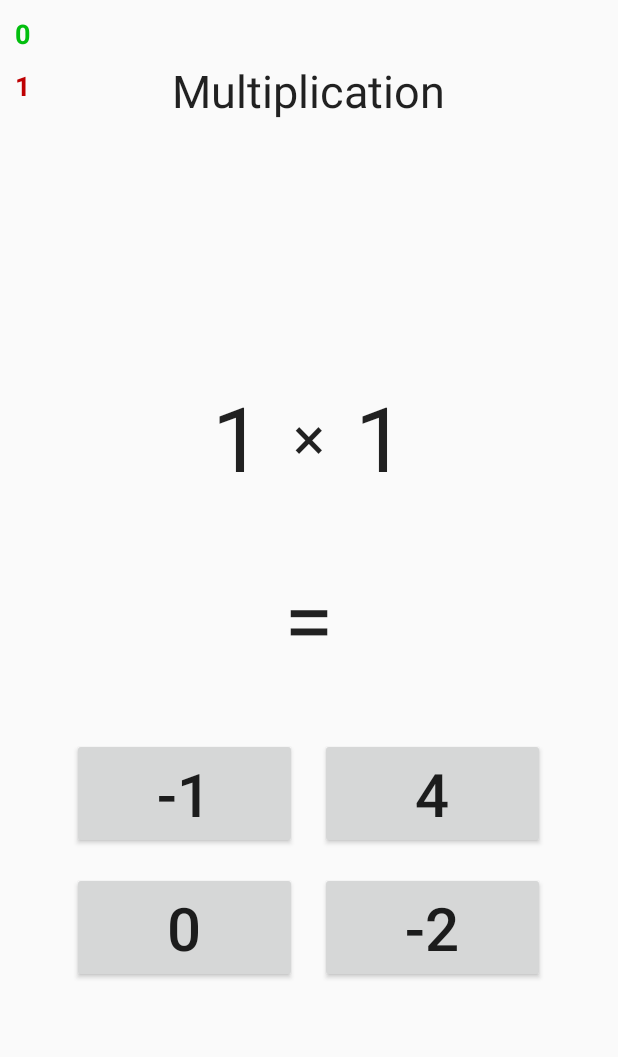
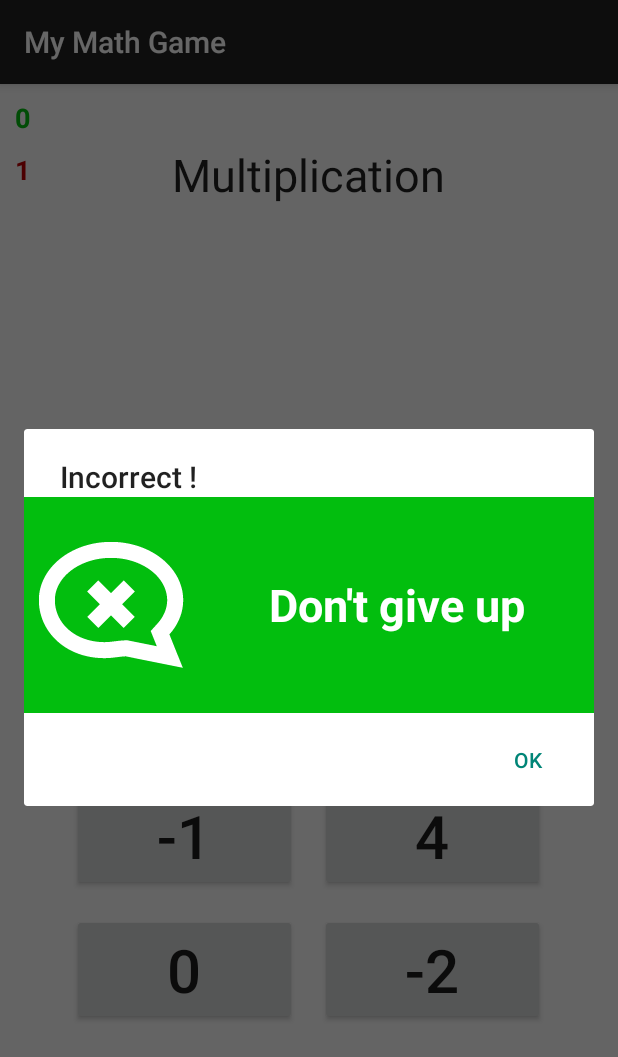
Before and after one commit to LukaszGrela/MyMathGame, an Android app: the GameActivity screen opened directly, with no data from a screen before it, after a tap on "-2", on a phone screen of 412 x 824 dp. Shown: the top 1057 px of the screen. Run offline under Robolectric (Android 15) with nearby library versions, the phone set to English and light mode, and no system bars; 2 statements that could not run were skipped.

Commit message:
Work in progress new answer indicator dialog fragment - new icons, strings, colours, layout etc.

```diff
--- a/app/src/main/java/com/greladesign/examples/games/mymathgame/GameActivity.java
+++ b/app/src/main/java/com/greladesign/examples/games/mymathgame/GameActivity.java
@@ -1,14 +1,15 @@
 package com.greladesign.examples.games.mymathgame;
 
-import android.app.Activity;
 import android.content.Intent;
 import android.os.Bundle;
+import android.support.v4.app.DialogFragment;
+import android.support.v7.app.AppCompatActivity;
 import android.util.Log;
 import android.view.View;
 import android.widget.Button;
 import android.widget.TextView;
-import android.widget.Toast;
 
+import com.greladesign.examples.games.mymathgame.game.AnswerIndicator;
 import com.greladesign.examples.games.mymathgame.game.Operation;
 
 import java.util.ArrayList;
@@ -21,7 +22,7 @@ import java.util.Random;
 /**
  * Created by Łukasz 'Severiaan' Grela on 2015-06-22.
  */
-public class GameActivity extends Activity {
+public class GameActivity extends AppCompatActivity {
     //Done - add/fix range handling for each game
     //TODO: save game state (seed, number of steps taken etc.)
     //TODO: SquiDB statistics logging
@@ -39,6 +40,9 @@ public class GameActivity extends Activity {
     public static final String INTENT_OPERATION_ID = "intent_operationId";
     public static final String INTENT_ALLOW_SECOND_TRY = "intent_allowSecondTry";
     private static final String TAG = "GameActivity";
+    private static final String GAME_ANSWER_CORRECT = "AnswerIndicator-correct";
+    private static final String GAME_ANSWER_INCORRECT = "AnswerIndicator-incorrect";
+    private static final String GAME_ANSWER_2NDTRY = "AnswerIndicator-2ndtry";
 
     //private static final String TAG = "GameActivity";
 
@@ -57,8 +61,9 @@ public class GameActivity extends Activity {
             int b = Integer.parseInt(mTvArgument2.getText().toString());
             boolean anotherGo = false;
             if (isCorrect(a, b, answer)) {
-                Toast.makeText(getBaseContext(), "Very Good!",
-                        Toast.LENGTH_SHORT).show();
+                //Toast.makeText(getBaseContext(), "Very Good!",
+                //        Toast.LENGTH_SHORT).show();
+                showCorrectPopup();
                 mHadAnotherGo = false;
                 //
                 mCorrectCount++;
@@ -66,13 +71,15 @@ public class GameActivity extends Activity {
                 if (!mHadAnotherGo && mAllowSecondTry) {
                     mHadAnotherGo = true;
                     anotherGo = (true);
-                    Toast.makeText(getBaseContext(), "Not right, have another go",
-                            Toast.LENGTH_SHORT).show();
+                    //Toast.makeText(getBaseContext(), "Not right, have another go",
+                    //        Toast.LENGTH_SHORT).show();
+                    show2ndTryPopup();
                     v.setVisibility(View.INVISIBLE);//hide incorrect answer
                 } else {
                     mHadAnotherGo = false;
-                    Toast.makeText(getBaseContext(), "Incorrect!",
-                            Toast.LENGTH_SHORT).show();
+                    //Toast.makeText(getBaseContext(), "Incorrect!",
+                    //        Toast.LENGTH_SHORT).show();
+                    showInorrectPopup();
                     mIncorrectCount++;
                 }
             }
@@ -218,6 +225,42 @@ public class GameActivity extends Activity {
         }
     }
 
+    private void showCorrectPopup(){
+
+        DialogFragment dialog = new AnswerIndicator();
+        final Bundle arguments = new Bundle();
+
+            arguments.putInt(AnswerIndicator.BUNDLE_ID_ICON_RES, R.drawable.img_answer_indicator_positive);
+            arguments.putInt(AnswerIndicator.BUNDLE_ID_MESSAGE_RES, R.string.game_indicator_correct_msg);
+            arguments.putInt(AnswerIndicator.BUNDLE_ID_TITLE_RES, R.string.game_indicator_correct_title);
+
+        dialog.setArguments(arguments);
+        dialog.show(getSupportFragmentManager(), GAME_ANSWER_CORRECT);
+    }
+    private void showInorrectPopup(){
+        DialogFragment dialog = new AnswerIndicator();
+        final Bundle arguments = new Bundle();
+
+        arguments.putInt(AnswerIndicator.BUNDLE_ID_ICON_RES, R.drawable.img_answer_indicator_negative);
+        arguments.putInt(AnswerIndicator.BUNDLE_ID_MESSAGE_RES, R.string.game_indicator_incorrect_msg);
+        arguments.putInt(AnswerIndicator.BUNDLE_ID_TITLE_RES, R.string.game_indicator_incorrect_title);
+
+        dialog.setArguments(arguments);
+        dialog.show(getSupportFragmentManager(), GAME_ANSWER_INCORRECT);
+    }
+    private void show2ndTryPopup(){
+        DialogFragment dialog = new AnswerIndicator();
+        final Bundle arguments = new Bundle();
+
+        arguments.putInt(AnswerIndicator.BUNDLE_ID_ICON_RES, R.drawable.img_answer_indicator_negative);
+        arguments.putInt(AnswerIndicator.BUNDLE_ID_MESSAGE_RES, R.string.game_indicator_2ndtry_msg);
+        arguments.putInt(AnswerIndicator.BUNDLE_ID_TITLE_RES, R.string.game_indicator_2ndtry_title);
+
+        dialog.setArguments(arguments);
+        dialog.show(getSupportFragmentManager(), GAME_ANSWER_2NDTRY);
+    }
+
+
     private boolean isCorrect(int a, int b, int answer) {
         return answer == calculateAnswer(a, b);
     }
--- /dev/null
+++ b/app/src/main/java/com/greladesign/examples/games/mymathgame/game/AnswerIndicator.java
@@ -0,0 +1,72 @@
+package com.greladesign.examples.games.mymathgame.game;
+
+import android.app.AlertDialog;
+import android.app.Dialog;
+import android.content.DialogInterface;
+import android.content.res.Resources;
+import android.os.Bundle;
+import android.support.annotation.NonNull;
+import android.support.v4.app.DialogFragment;
+import android.view.LayoutInflater;
+import android.view.View;
+import android.widget.ImageView;
+import android.widget.TextView;
+
+import com.greladesign.examples.games.mymathgame.R;
+
+/**
+ * Created by Łukasz 'Severiaan' Grela on 29/06/2015.
+ */
+public class AnswerIndicator extends DialogFragment {
+
+    final public static String  BUNDLE_ID_TITLE_RES = "bundle_id_title_res";
+    final public static String  BUNDLE_ID_ICON_RES = "bundle_id_icon_res";
+    final public static String  BUNDLE_ID_MESSAGE_RES = "bundle_id_message_res";
+
+
+    View mView;
+
+
+    @NonNull
+    @Override
+    public Dialog onCreateDialog(Bundle savedInstanceState) {
+
+        final Bundle args = getArguments();
+
+        final int titleId = args.getInt(BUNDLE_ID_TITLE_RES,-1);
+        final int messageId = args.getInt(BUNDLE_ID_MESSAGE_RES,-1);
+        final int iconId = args.getInt(BUNDLE_ID_ICON_RES,-1);
+
+
+        final AlertDialog.Builder builder = new AlertDialog.Builder(getActivity());
+        // Get the layout inflater
+        final LayoutInflater inflater = getActivity().getLayoutInflater();
+        // Inflate and set the layout for the dialog
+        // Pass null as the parent view because its going in the dialog layout
+        mView = inflater.inflate(R.layout.answer_layout, null);
+        final Resources res = getResources();
+        final ImageView icon = (ImageView) mView.findViewById(R.id.ivIcon);
+        if (icon!=null) {
+           icon.setImageDrawable(res.getDrawable(iconId));
+        }
+        final TextView tvDetails = (TextView) mView.findViewById(R.id.tvDetails);
+        if (tvDetails != null) {
+           tvDetails.setText(res.getText(messageId));
+        }
+
+
+
+        builder.setView(mView)
+                .setPositiveButton(android.R.string.ok, new DialogInterface.OnClickListener() {
+                    @Override
+                    public void onClick(DialogInterface dialog, int which) {
+                        dismiss();
+                    }
+                })
+                .setTitle(titleId);
+
+
+
+        return builder.create();
+    }
+}
--- /dev/null
+++ b/app/src/main/java/com/greladesign/examples/games/mymathgame/game/CorrectAnswer.java
@@ -0,0 +1,21 @@
+package com.greladesign.examples.games.mymathgame.game;
+
+import android.app.Dialog;
+import android.os.Bundle;
+import android.support.annotation.NonNull;
+
+/**
+ * Created by Łukasz 'Severiaan' Grela on 29/06/2015.
+ */
+public class CorrectAnswer extends AnswerIndicator {
+
+
+    @NonNull
+    @Override
+    public Dialog onCreateDialog(Bundle savedInstanceState) {
+        Dialog dialog = super.onCreateDialog(savedInstanceState);
+
+
+        return dialog;
+    }
+}
--- a/app/src/main/res/layout/activity_game.xml
+++ b/app/src/main/res/layout/activity_game.xml
@@ -130,7 +130,7 @@
         android:layout_marginLeft="10dp"
         android:layout_marginTop="10dp"
         android:textStyle="bold"
-        android:textColor="#ff02be0e" />
+        android:textColor="@color/game_color_positive" />
     <TextView
         android:layout_width="wrap_content"
         android:layout_height="wrap_content"
@@ -142,5 +142,5 @@
         android:layout_marginLeft="10dp"
         android:layout_marginTop="10dp"
         android:textStyle="bold"
-        android:textColor="#ffbe0002" />
+        android:textColor="@color/game_color_negative" />
 </RelativeLayout>
--- /dev/null
+++ b/app/src/main/res/layout/answer_layout.xml
@@ -0,0 +1,31 @@
+<?xml version="1.0" encoding="utf-8"?>
+<RelativeLayout xmlns:android="http://schemas.android.com/apk/res/android"
+    android:layout_width="match_parent" android:layout_height="match_parent"
+    android:background="@color/game_color_positive"
+    android:paddingTop="20dp"
+    android:paddingBottom="20dp">
+
+    <TextView
+        android:layout_width="wrap_content"
+        android:layout_height="wrap_content"
+        android:text="Well done!"
+        android:id="@+id/tvDetails"
+        android:textColor="@color/game_color_answer_indicator_text"
+        android:textStyle="bold"
+        android:textSize="30sp"
+        android:layout_alignTop="@+id/ivIcon"
+        android:gravity="center_vertical|center_horizontal"
+        android:layout_alignParentRight="true"
+        android:layout_alignParentEnd="true"
+        android:layout_toRightOf="@+id/ivIcon"
+        android:layout_toEndOf="@+id/ivIcon"
+        android:layout_alignBottom="@+id/ivIcon" />
+
+    <ImageView
+        android:layout_width="116dp"
+        android:layout_height="104dp"
+        android:id="@+id/ivIcon"
+        android:layout_alignParentTop="true"
+        android:layout_alignParentStart="true"
+        android:src="@drawable/img_answer_indicator_positive" />
+</RelativeLayout>
--- /dev/null
+++ b/app/src/main/res/values/colors.xml
@@ -0,0 +1,6 @@
+<?xml version="1.0" encoding="utf-8"?>
+<resources>
+    <color name="game_color_answer_indicator_text">#ffFFffFF</color>
+    <color name="game_color_positive">#ff02be0e</color>
+    <color name="game_color_negative">#ffbe0002</color>
+</resources>
--- a/app/src/main/res/values/strings.xml
+++ b/app/src/main/res/values/strings.xml
@@ -22,4 +22,13 @@
     <string name="game_setup_range_from">From</string>
     <string name="game_setup_range_to">To</string>
     <string name="game_setup_positive_btn">Set</string>
+
+    <!-- Game - AnswerIndicator -->
+    <string name="game_indicator_correct_title">Correct !</string>
+    <string name="game_indicator_incorrect_title">Incorrect !</string>
+    <string name="game_indicator_2ndtry_title">Not right !</string>
+
+    <string name="game_indicator_correct_msg">Well done!</string>
+    <string name="game_indicator_incorrect_msg">Don\'t give up</string>
+    <string name="game_indicator_2ndtry_msg">Try again</string>
 </resources>
```
Also changed, not shown: app/src/main/res/drawable-hdpi/img_answer_indicator_negative.png (added), app/src/main/res/drawable-hdpi/img_answer_indicator_positive.png (added), app/src/main/res/drawable-mdpi/img_answer_indicator_negative.png (added), app/src/main/res/drawable-mdpi/img_answer_indicator_positive.png (added), app/src/main/res/drawable-xhdpi/img_answer_indicator_negative.png (added), app/src/main/res/drawable-xhdpi/img_answer_indicator_positive.png (added), app/src/main/res/drawable-xxhdpi/img_answer_indicator_negative.png (added), app/src/main/res/drawable-xxhdpi/img_answer_indicator_positive.png (added), 2 other files.
